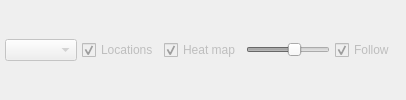
The window that falconer/ui/map_controls.ui (EarToEarOak/Wild-Find) describes before a commit, drawn with Qt 5.
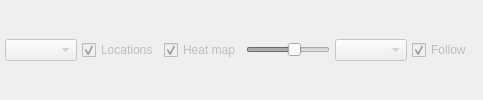
The same window after the commit.

Commit message: Falconer: Add control to change colour map

The edit to the form file:
```diff
--- a/falconer/ui/map_controls.ui
+++ b/falconer/ui/map_controls.ui
@@ -76,6 +76,9 @@
      </property>
     </widget>
    </item>
+   <item>
+    <widget class="QComboBox" name="_comboColour"/>
+   </item>
    <item>
     <spacer name="spacer">
      <property name="orientation">
```
The commit also changes 4 other files.
